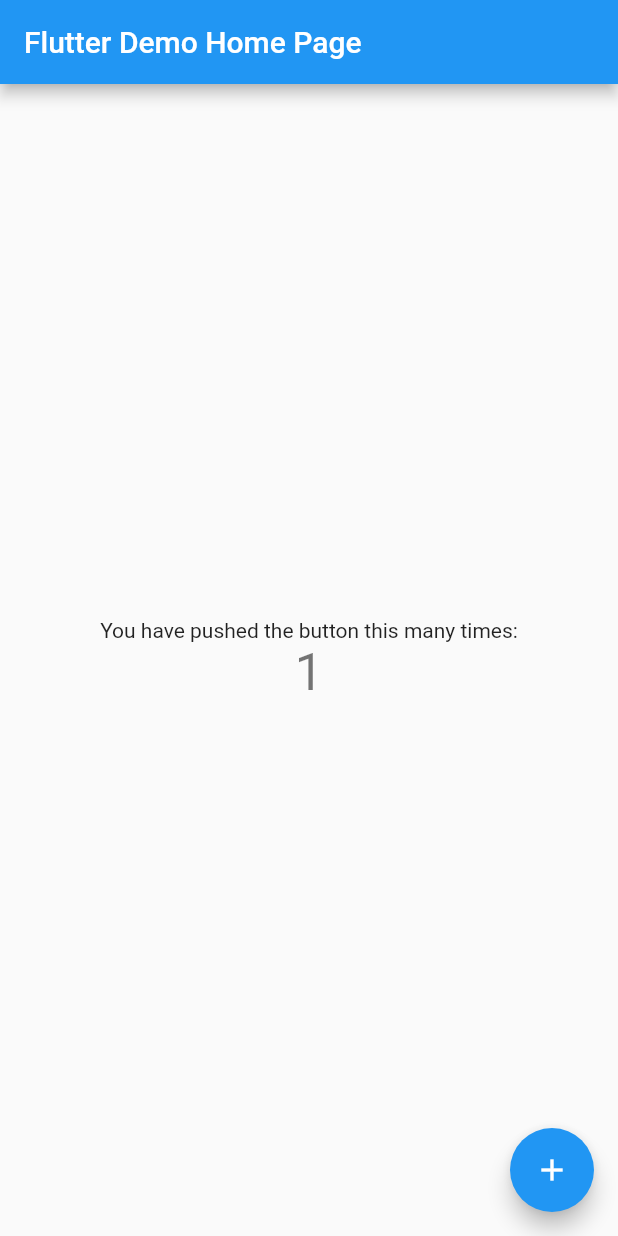
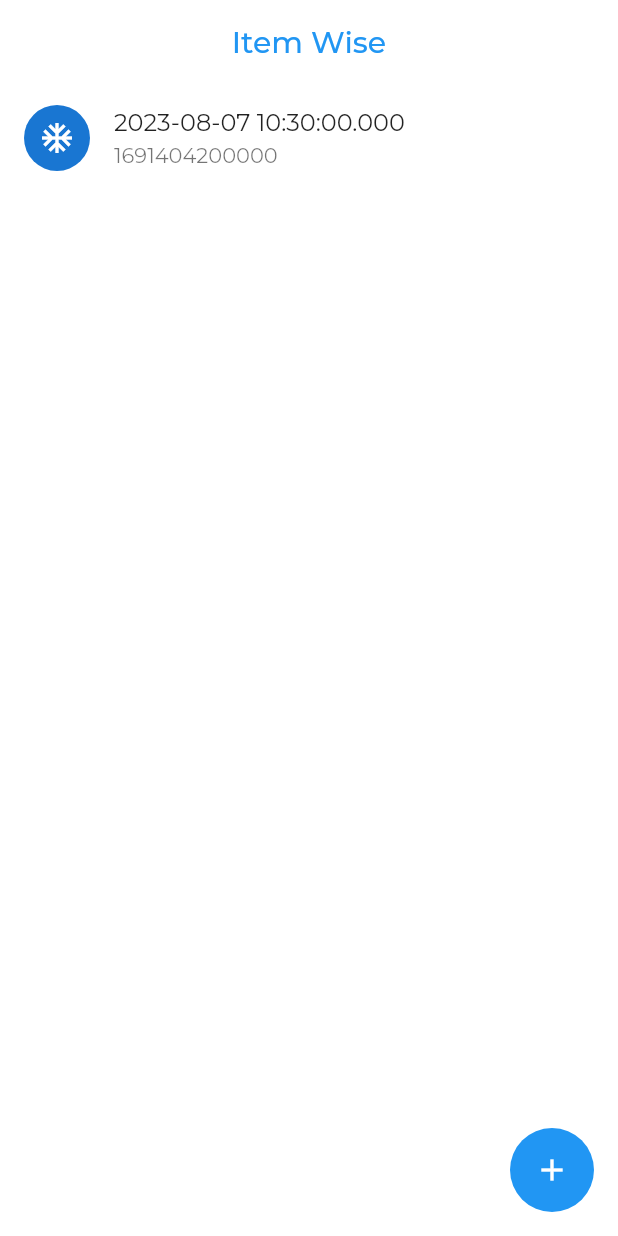
Before and after one commit to ramasii/itemwise, a Flutter app: the screen it shows after launch, after a tap on the "add" icon, on a phone screen of 412 x 824 dp. Run offline on Flutter 3.47's test engine with Material 2 defaults, Android fonts, the phone set to English and light mode, and no system bars.

Commit message:
buat tampilan home

```diff
--- a/lib/main.dart
+++ b/lib/main.dart
@@ -1,4 +1,5 @@
 import 'package:flutter/material.dart';
+import './pages/pages.dart';
 
 void main() {
   runApp(const MyApp());
@@ -6,110 +7,31 @@ void main() {
 
 class MyApp extends StatelessWidget {
   const MyApp({super.key});
-
-  // This widget is the root of your application.
   @override
   Widget build(BuildContext context) {
     return MaterialApp(
-      title: 'Flutter Demo',
+      title: 'Item Wise',
       theme: ThemeData(
-        // This is the theme of your application.
-        //
-        // Try running your application with "flutter run". You'll see the
-        // application has a blue toolbar. Then, without quitting the app, try
-        // changing the primarySwatch below to Colors.green and then invoke
-        // "hot reload" (press "r" in the console where you ran "flutter run",
-        // or simply save your changes to "hot reload" in a Flutter IDE).
-        // Notice that the counter didn't reset back to zero; the application
-        // is not restarted.
+        fontFamily: "Montserrat",
         primarySwatch: Colors.blue,
+        secondaryHeaderColor: Colors.lightBlue,
+        splashColor: Color.fromARGB(255, 183, 223, 255),
+        canvasColor: Colors.white,
+        // accentColor: Colors.lightBlue,
+        // backgroundColor: Colors.white,
+        floatingActionButtonTheme: const FloatingActionButtonThemeData(
+          elevation: 0,
+        ),
+        appBarTheme: const AppBarTheme(
+          centerTitle: true,
+          titleTextStyle: TextStyle(fontFamily: "Montserrat", fontSize: 20, fontWeight: FontWeight.w500, color: Colors.blue),
+          color: Colors.white,
+          iconTheme: IconThemeData(color: Color.fromARGB(255, 255, 255, 255)),
+          elevation: 0,
+          // brightness: Brightness.light,.
+        ),
       ),
-      home: const MyHomePage(title: 'Flutter Demo Home Page'),
+      home: SplashPage(),
     );
   }
 }
-
-class MyHomePage extends StatefulWidget {
-  const MyHomePage({super.key, required this.title});
-
-  // This widget is the home page of your application. It is stateful, meaning
-  // that it has a State object (defined below) that contains fields that affect
-  // how it looks.
-
-  // This class is the configuration for the state. It holds the values (in this
-  // case the title) provided by the parent (in this case the App widget) and
-  // used by the build method of the State. Fields in a Widget subclass are
-  // always marked "final".
-
-  final String title;
-
-  @override
-  State<MyHomePage> createState() => _MyHomePageState();
-}
-
-class _MyHomePageState extends State<MyHomePage> {
-  int _counter = 0;
-
-  void _incrementCounter() {
-    setState(() {
-      // This call to setState tells the Flutter framework that something has
-      // changed in this State, which causes it to rerun the build method below
-      // so that the display can reflect the updated values. If we changed
-      // _counter without calling setState(), then the build method would not be
-      // called again, and so nothing would appear to happen.
-      _counter++;
-    });
-  }
-
-  @override
-  Widget build(BuildContext context) {
-    // This method is rerun every time setState is called, for instance as done
-    // by the _incrementCounter method above.
-    //
-    // The Flutter framework has been optimized to make rerunning build methods
-    // fast, so that you can just rebuild anything that needs updating rather
-    // than having to individually change instances of widgets.
-    return Scaffold(
-      appBar: AppBar(
-        // Here we take the value from the MyHomePage object that was created by
-        // the App.build method, and use it to set our appbar title.
-        title: Text(widget.title),
-      ),
-      body: Center(
-        // Center is a layout widget. It takes a single child and positions it
-        // in the middle of the parent.
-        child: Column(
-          // Column is also a layout widget. It takes a list of children and
-          // arranges them vertically. By default, it sizes itself to fit its
-          // children horizontally, and tries to be as tall as its parent.
-          //
-          // Invoke "debug painting" (press "p" in the console, choose the
-          // "Toggle Debug Paint" action from the Flutter Inspector in Android
-          // Studio, or the "Toggle Debug Paint" command in Visual Studio Code)
-          // to see the wireframe for each widget.
-          //
-          // Column has various properties to control how it sizes itself and
-          // how it positions its children. Here we use mainAxisAlignment to
-          // center the children vertically; the main axis here is the vertical
-          // axis because Columns are vertical (the cross axis would be
-          // horizontal).
-          mainAxisAlignment: MainAxisAlignment.center,
-          children: <Widget>[
-            const Text(
-              'You have pushed the button this many times:',
-            ),
-            Text(
-              '$_counter',
-              style: Theme.of(context).textTheme.headlineMedium,
-            ),
-          ],
-        ),
-      ),
-      floatingActionButton: FloatingActionButton(
-        onPressed: _incrementCounter,
-        tooltip: 'Increment',
-        child: const Icon(Icons.add),
-      ), // This trailing comma makes auto-formatting nicer for build methods.
-    );
-  }
-}
--- /dev/null
+++ b/lib/pages/home_page.dart
@@ -0,0 +1,90 @@
+import 'dart:developer';
+
+import 'package:flutter/material.dart';
+
+class MyHomePage extends StatefulWidget {
+  const MyHomePage({super.key, required this.title});
+
+  final String title;
+
+  @override
+  State<MyHomePage> createState() => _MyHomePageState();
+}
+
+class _MyHomePageState extends State<MyHomePage> {
+  List<Map> items = [];
+
+  @override
+  Widget build(BuildContext context) {
+    return Scaffold(
+      appBar: AppBar(
+        title: Text(widget.title),
+      ),
+      body: items.isNotEmpty ? SingleChildScrollView(
+        child: Column(
+            children: List.generate(items.length, (index) {
+          var id = items[index]['id'];
+          var title = items[index]['title'];
+          return Row(
+            children: [
+              Expanded(
+                  child: ListTile(
+                leading: const CircleAvatar(
+                  radius: 22,
+                  child: Icon(Icons.ac_unit),
+                ),
+                title: Text(items[index]['title']),
+                subtitle: Text(items[index]['id']),
+                onTap: () async {
+                  return tampilkanDialog(context, id, title);
+                },
+                onLongPress: () async {
+                  setState(() {
+                    items.removeWhere((element) => element["id"] == id);
+                  });
+                },
+              ))
+            ],
+          );
+        })),
+      )
+      : const Center(child: Text('😮\nItem Anda kosong', style: TextStyle(fontWeight: FontWeight.bold, color: Color.fromARGB(255, 156, 210, 255)), textAlign: TextAlign.center,),),
+      floatingActionButton: FloatingActionButton(
+        onPressed: _addList,
+        tooltip: 'Tambah Data',
+        child: const Icon(Icons.add),
+      ),
+    );
+  }
+
+  Future<void> tampilkanDialog(BuildContext context, id, title) {
+    return showDialog(
+      context: context,
+      builder: (BuildContext context) {
+        return AlertDialog(
+          title: const Text('🦗'),
+          content: Text('🤔id: $id\n-----\n😅title: $title'),
+          actions: <Widget>[
+            TextButton(
+              onPressed: () {
+                Navigator.of(context).pop(); // Tutup dialog
+              },
+              child: const Text('Tutup'),
+            ),
+          ],
+        );
+      },
+    );
+  }
+
+  void _addList() {
+    log('START _adList');
+    setState(() {
+      items.add({
+        "id": DateTime.now().millisecondsSinceEpoch.toString(),
+        "title": DateTime.now().toString()
+      });
+    });
+    log('DONE _adList');
+  }
+}
--- /dev/null
+++ b/lib/pages/pages.dart
@@ -0,0 +1,2 @@
+export 'home_page.dart';
+export 'splash_page.dart';
--- /dev/null
+++ b/lib/pages/splash_page.dart
@@ -0,0 +1,77 @@
+import 'package:flutter/material.dart';
+import 'pages.dart';
+
+class SplashPage extends StatefulWidget {
+  @override
+  _SplashPageState createState() => _SplashPageState();
+}
+
+class _SplashPageState extends State<SplashPage> with SingleTickerProviderStateMixin {
+  late AnimationController _animationController;
+  late Animation<double> _radiusAnimation;
+
+  @override
+  void initState() {
+    super.initState();
+    _animationController = AnimationController(
+      vsync: this,
+      duration: const Duration(milliseconds: 1000),
+    );
+
+    final Animation<double> curvedAnimation = CurvedAnimation(
+      parent: _animationController,
+      curve: Curves.easeInOut,
+    );
+
+    final Animatable<double> growAnimation = Tween<double>(begin: 0, end: 100);
+    final Animatable<double> shrinkAnimation = Tween<double>(begin: 100, end: 75);
+
+    _radiusAnimation = TweenSequence<double>([
+      TweenSequenceItem(tween: growAnimation, weight: 1),
+      TweenSequenceItem(tween: shrinkAnimation, weight: 1),
+    ]).animate(_animationController);
+
+    _animationController.addStatusListener((status) {
+      if (status == AnimationStatus.completed) {
+        // Delay selama 1 detik sebelum berpindah ke halaman utama
+        Future.delayed(const Duration(seconds: 1), () {
+          Navigator.pushReplacement(
+            context,
+            MaterialPageRoute(
+              builder: (context) => const MyHomePage(title: 'Item Wise'),
+            ),
+          );
+        });
+      }
+    });
+
+    _animationController.forward();
+  }
+
+  @override
+  void dispose() {
+    _animationController.dispose();
+    super.dispose();
+  }
+
+  @override
+  Widget build(BuildContext context) {
+    return Scaffold(
+      backgroundColor: Color.fromARGB(255, 244, 250, 255),
+      body: Center(
+        child: AnimatedBuilder(
+          animation: _animationController,
+          builder: (context, child) {
+            return CircleAvatar(
+              radius: _radiusAnimation.value,
+              child: const Text(
+                'Item\nWise',
+                style: TextStyle(fontWeight: FontWeight.bold, fontSize: 25),
+              ),
+            );
+          },
+        ),
+      ),
+    );
+  }
+}
```
Also changed, not shown: pubspec.yaml (+12 -42 lines), lib/assets/fonts/Montserrat/Montserrat-Bold.ttf (added), lib/assets/fonts/Montserrat/Montserrat-Light.ttf (added), lib/assets/fonts/Montserrat/Montserrat-Medium.ttf (added), lib/assets/fonts/Montserrat/Montserrat-Regular.ttf (added).
